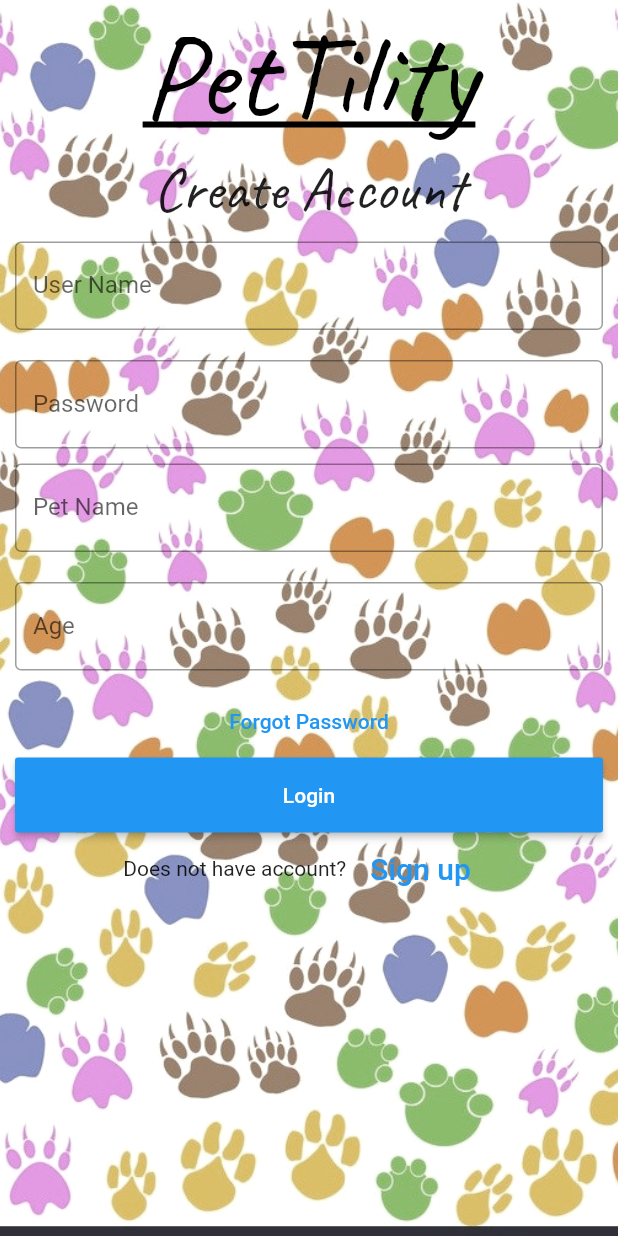
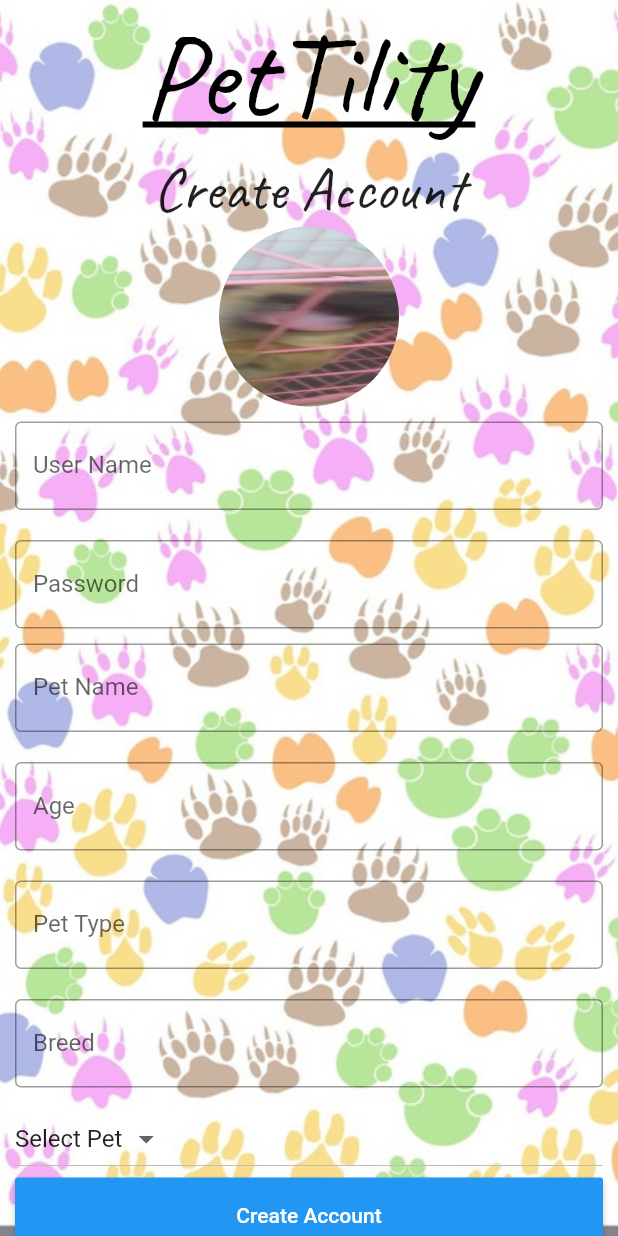
Before and after one commit to MarionRosete/PeTtility, a Flutter app: the screen it shows after launch, after a tap on "Create Account", on a phone screen of 412 x 824 dp. Run offline on Flutter 3.47's test engine with Material 2 defaults, Android fonts, the phone set to English and light mode, and no system bars.

Commit message:
login and create button w/ picture

```diff
--- a/lib/main.dart
+++ b/lib/main.dart
@@ -15,7 +15,7 @@ class MyApp extends StatelessWidget {
             body: Container(
                 decoration: BoxDecoration(
                   image: DecorationImage(
-                    image: AssetImage("assets/img.png"),
+                    image: AssetImage("assets/5.jpg"),
                     fit: BoxFit.cover,
                   ),
                 ),
@@ -72,12 +72,7 @@ class MyApp extends StatelessWidget {
                           textColor: Colors.white,
                           color: Colors.blue,
                           child: Text('Guest'),
-                          onPressed: () {
-                            Navigator.push(
-                                context,
-                                MaterialPageRoute(
-                                    builder: (context) => Signin()));
-                          },
+                          onPressed: () {},
                         ))
                   ],
                 ))));
@@ -93,7 +88,7 @@ class Create extends StatelessWidget {
           body: Container(
               decoration: BoxDecoration(
                 image: DecorationImage(
-                  image: AssetImage("assets/img.png"),
+                  image: AssetImage("assets/5.jpg"),
                   fit: BoxFit.cover,
                 ),
               ),
@@ -116,6 +111,17 @@ class Create extends StatelessWidget {
                         'Create Account',
                         style: TextStyle(fontSize: 40, fontFamily: 'Caveat'),
                       )),
+                  Container(
+                    height: 120.0,
+                    width: 120.0,
+                    decoration: BoxDecoration(
+                      image: DecorationImage(
+                        image: AssetImage('assets/pup.jpg'),
+                        fit: BoxFit.fill,
+                      ),
+                      shape: BoxShape.circle,
+                    ),
+                  ),
                   Container(
                     padding: EdgeInsets.all(10),
                     child: TextField(
@@ -153,12 +159,28 @@ class Create extends StatelessWidget {
                       ),
                     ),
                   ),
-                  FlatButton(
-                    onPressed: () {
-                      //forgot password screen
-                    },
-                    textColor: Colors.blue,
-                    child: Text('Forgot Password'),
+                  Container(
+                    padding: EdgeInsets.all(10),
+                    child: TextField(
+                      decoration: InputDecoration(
+                        border: OutlineInputBorder(),
+                        labelText: 'Pet Type',
+                      ),
+                    ),
+                  ),
+                  Container(
+                    padding: EdgeInsets.all(10),
+                    child: TextField(
+                      decoration: InputDecoration(
+                        border: OutlineInputBorder(),
+                        labelText: 'Breed',
+                      ),
+                    ),
+                  ),
+                  Container(
+                    child: Pets(),
+                    height: 50,
+                    padding: EdgeInsets.fromLTRB(10, 0, 10, 0),
                   ),
                   Container(
                       height: 50,
@@ -166,21 +188,24 @@ class Create extends StatelessWidget {
                       child: RaisedButton(
                         textColor: Colors.white,
                         color: Colors.blue,
-                        child: Text('Login'),
+                        child: Text('Create Account'),
                         onPressed: () {},
                       )),
                   Container(
                       child: Row(
                     children: <Widget>[
-                      Text('Does not have account?'),
+                      Text('Have an Account?'),
                       FlatButton(
                         textColor: Colors.blue,
                         child: Text(
-                          'Sign up',
+                          'Sign in',
                           style: TextStyle(fontSize: 20),
                         ),
                         onPressed: () {
-                          //signup screen
+                          Navigator.push(
+                              context,
+                              MaterialPageRoute(
+                                  builder: (context) => Signin()));
                         },
                       )
                     ],
@@ -201,7 +226,7 @@ class Signin extends StatelessWidget {
           body: Container(
               decoration: BoxDecoration(
                 image: DecorationImage(
-                  image: AssetImage("assets/img.png"),
+                  image: AssetImage("assets/5.jpg"),
                   fit: BoxFit.cover,
                 ),
               ),
@@ -270,7 +295,10 @@ class Signin extends StatelessWidget {
                           style: TextStyle(fontSize: 20),
                         ),
                         onPressed: () {
-                          //signup screen
+                          Navigator.push(
+                              context,
+                              MaterialPageRoute(
+                                  builder: (context) => Create()));
                         },
                       )
                     ],
@@ -281,3 +309,63 @@ class Signin extends StatelessWidget {
     );
   }
 }
+
+class Pets extends StatefulWidget {
+  final int numPets;
+  Pets({this.numPets});
+
+  @override
+  _Pets createState() => _Pets();
+}
+
+class _Pets extends State<Pets> {
+  int dropDownValue = 0;
+  @override
+  Widget build(BuildContext context) {
+    return Container(
+      child: DropdownButton(
+        value: dropDownValue,
+        onChanged: (int newVal) {
+          setState(() {
+            dropDownValue = newVal;
+          });
+        },
+        items: [
+          DropdownMenuItem(
+            value: 0,
+            child: Text('Select Pet '),
+          ),
+          DropdownMenuItem(
+            value: 1,
+            child: Text('Dogs'),
+          ),
+          DropdownMenuItem(
+            value: 2,
+            child: Text('Cat'),
+          ),
+          DropdownMenuItem(
+            value: 3,
+            child: Text('Chicken'),
+          ),
+          DropdownMenuItem(
+            value: 4,
+            child: Text('Pig'),
+          ),
+        ],
+      ),
+    );
+  }
+}
+
+class ModeSelection extends StatelessWidget {
+  @override
+  Widget build(BuildContext context) {
+    return Scaffold(
+      body: SafeArea(
+        child: Container(
+          child: Pets(),
+        ),
+      ),
+    );
+  }
+}
```
